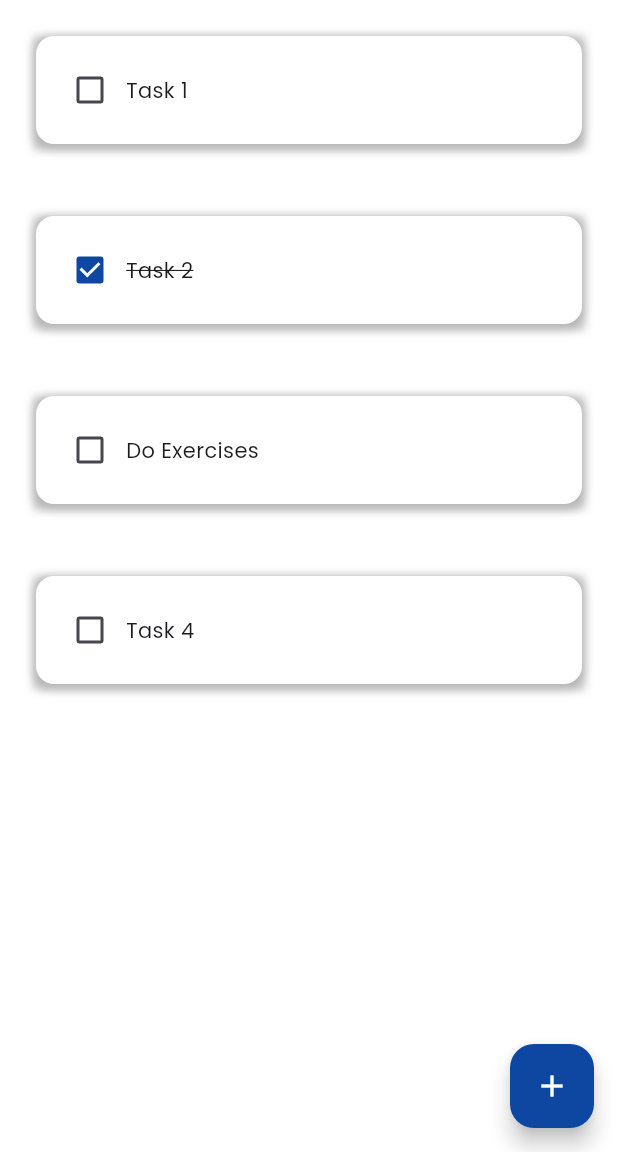
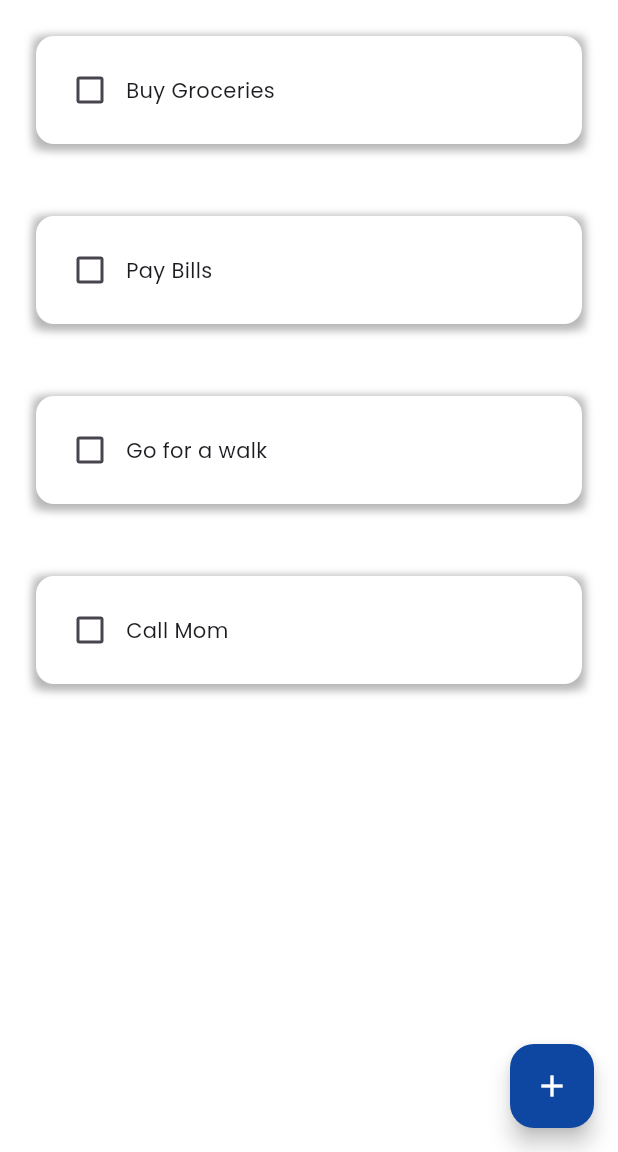
Before and after one commit to Thareendra2000/flutter_todo_app, a Flutter app: the screen it shows after launch, on a phone screen of 412 x 824 dp, the part 84-1236 px from its top. Run offline on Flutter 3.47's test engine with Material 3 defaults, Android fonts, the phone set to English and light mode, and no system bars; drawn by our look-alikes of flutter_slidable; our stand-ins replace hive_flutter; accounts and stored records are empty.

Commit message:
Integrate with hive db completed

```diff
--- /dev/null
+++ b/lib/data/database.dart
@@ -0,0 +1,34 @@
+import 'package:hive_flutter/hive_flutter.dart';
+
+class ToDoDatabase{
+
+  List toDoList = [];
+  //reference to database
+  var box = Hive.box('todo');
+
+  // run this method if the app is starting for the first time
+  void createInitialData(){
+    toDoList =  [
+      ['Buy Groceries', false],
+      ['Pay Bills', false],
+      ['Go for a walk', false],
+      ['Call Mom', false],
+    ];
+  }
+
+  //load data from database
+  void loadData(){
+
+  }
+
+  //update the database
+  void updateDatabase(){
+    toDoList = box.get('todolist');
+  }
+
+  //delete from database
+  void deleteFromDatabase(){
+    box.put("todolist", toDoList);
+
+  }
+}
--- a/lib/pages/home.dart
+++ b/lib/pages/home.dart
@@ -1,4 +1,6 @@
 import 'package:flutter/material.dart';
+import 'package:hive_flutter/hive_flutter.dart';
+import 'package:todo_app/data/database.dart';
 import 'package:todo_app/pages/todo_tile.dart';
 import 'package:todo_app/pages/dialog_box.dart'; // Import the new file
 
@@ -10,32 +12,43 @@ class HomePage extends StatefulWidget {
 }
 
 class _HomePageState extends State<HomePage> {
-  // list of todos
-  List toDoList = [
-    ['Task 1', false],
-    ['Task 2', true],
-    ['Do Exercises', false],
-    ['Task 4', false],
-  ];
+
+  //reference to the box
+  var box = Hive.box('todo');
+  ToDoDatabase db = ToDoDatabase();
+
+  @override
+  void initState() {
+    // if this is the first time opening the app, create initial data
+    if(box.get('todolist') == null){
+      db.createInitialData();
+    }
+    else{
+      db.loadData();
+
+    }
+    super.initState();
+  }
+
 
   // checkbox was tapped
   void checkBoxChanged(bool? value, int index) {
     setState(() {
-      toDoList[index][1] = !toDoList[index][1];
+      db.toDoList[index][1] = !db.toDoList[index][1];
     });
   }
 
   // create new task
   void createNewTask(String newTaskName) {
     setState(() {
-      toDoList.add([newTaskName, false]);
+      db.toDoList.add([newTaskName, false]);
     });
   }
 
   // delete task
   void deleteTask(int index) {
     setState(() {
-      toDoList.removeAt(index);
+      db.toDoList.removeAt(index);
     });
   }
 
@@ -66,11 +79,11 @@ class _HomePageState extends State<HomePage> {
         backgroundColor: Colors.blue[900],
       ),
       body: ListView.builder(
-        itemCount: toDoList.length,
+        itemCount: db.toDoList.length,
         itemBuilder: (context, index) {
           return ToDoTile(
-              taskName: toDoList[index][0],
-              taskCompleted: toDoList[index][1],
+              taskName: db.toDoList[index][0],
+              taskCompleted: db.toDoList[index][1],
               onChanged: (value) => checkBoxChanged(value, index),
               deleteFunction: (context) => deleteTask(index),
               );
--- a/pubspec.yaml
+++ b/pubspec.yaml
@@ -30,6 +30,8 @@ environment:
 dependencies:
   flutter:
     sdk: flutter
+  hive: ^2.2.3
+  hive_flutter: ^1.1.0
 
 
   # The following adds the Cupertino Icons font to your application.
@@ -40,6 +42,8 @@ dependencies:
 dev_dependencies:
   flutter_test:
     sdk: flutter
+  hive_generator: ^1.1.3
+  build_runner: ^2.1.11
 
   # The "flutter_lints" package below contains a set of recommended lints to
   # encourage good coding practices. The lint set provided by the package is
```
Also changed, not shown: lib/main.dart (+8 -2 lines), pubspec.lock, 1 other file.
